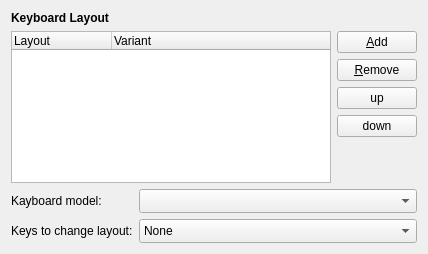
The window that lxqt-config-input/keyboardlayoutconfig.ui (lxqt/lxqt-config) describes before a commit, drawn with Qt 5.
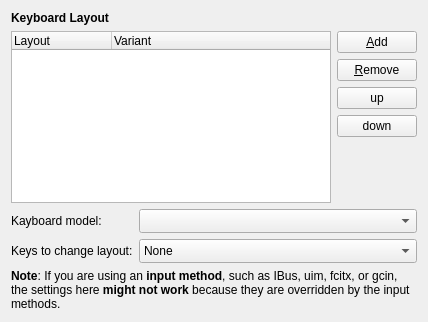
The same window after the commit.

Commit message: * Preserve the config values in lxqt-session config file. * Support setting key used to switch layouts.

The edit to the form file:
```diff
--- a/lxqt-config-input/keyboardlayoutconfig.ui
+++ b/lxqt-config-input/keyboardlayoutconfig.ui
@@ -7,7 +7,7 @@
     <x>0</x>
     <y>0</y>
     <width>428</width>
-    <height>254</height>
+    <height>322</height>
    </rect>
   </property>
   <layout class="QFormLayout" name="formLayout">
@@ -135,6 +135,16 @@
      </item>
     </widget>
    </item>
+   <item row="4" column="0" colspan="2">
+    <widget class="QLabel" name="label_4">
+     <property name="text">
+      <string>&lt;html&gt;&lt;head/&gt;&lt;body&gt;&lt;p&gt;&lt;span style=&quot; font-weight:600;&quot;&gt;Note&lt;/span&gt;: If you are using an &lt;span style=&quot; font-weight:600;&quot;&gt;input method&lt;/span&gt;, such as IBus, uim, fcitx, or gcin, the settings here &lt;span style=&quot; font-weight:600;&quot;&gt;might not work&lt;/span&gt; because they are overridden by the input methods.&lt;/p&gt;&lt;/body&gt;&lt;/html&gt;</string>
+     </property>
+     <property name="wordWrap">
+      <bool>true</bool>
+     </property>
+    </widget>
+   </item>
   </layout>
  </widget>
  <resources/>
```
The commit also changes 2 other files.
